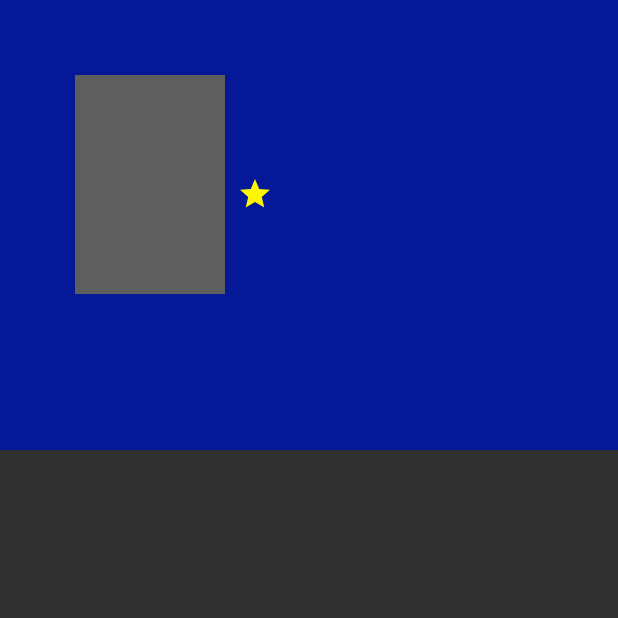
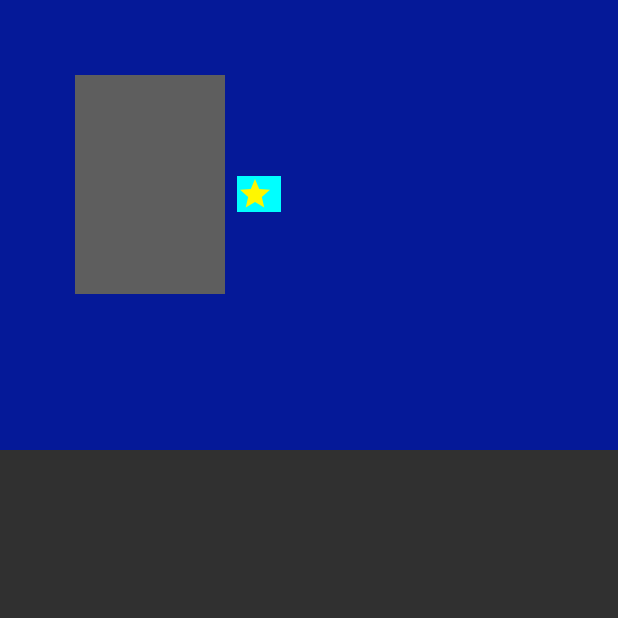
Before and after one commit to Joseph-beep-tech/My-Library2, an Android app: the AnimeActivity screen opened directly, with no data from a screen before it, on a phone screen of 412 x 824 dp, the top half of it. Run offline under Robolectric (Android 15) with nearby library versions, the phone set to English and light mode, and no system bars; network calls fail; pictures from the network do not load; 7 statements that could not run were skipped.

```diff
--- a/app/src/main/res/layout/activity_anime.xml
+++ b/app/src/main/res/layout/activity_anime.xml
@@ -76,7 +76,7 @@
                         android:id="@+id/aa_rating"
                         android:text="0.0"
                         android:layout_marginTop="10dp"
-                        android:background="@drawable/rating_background"
+                        android:background="#00FFFF"
                         android:textColor="#fff"
                         android:textSize="15sp"
                         android:textStyle="bold"
```
Also changed, not shown: 2 other files.
